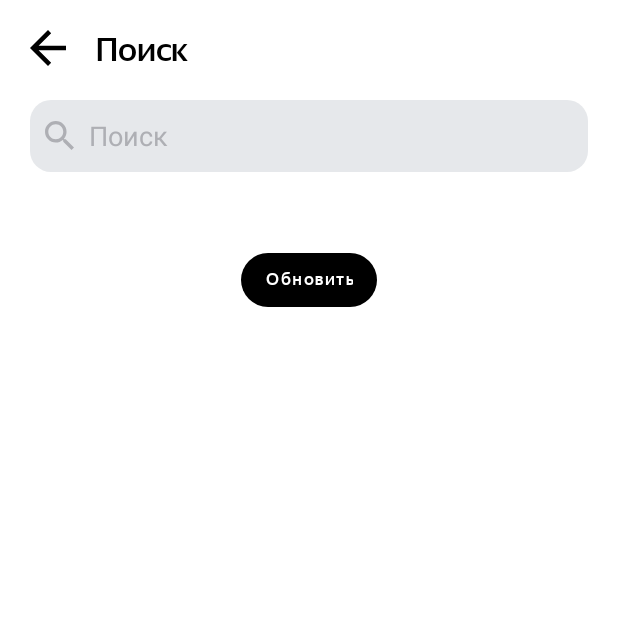
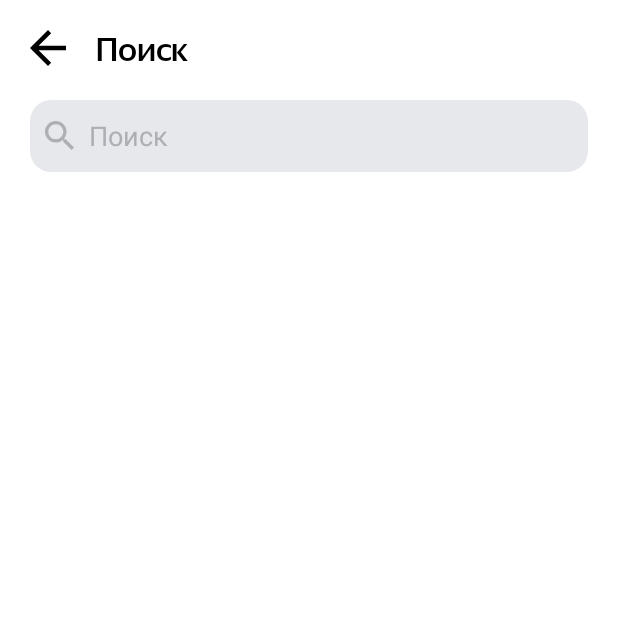
Before and after one commit to johnwaynejr/PlaylistMaker, an Android app: the FindActivity screen opened directly, with no data from a screen before it, on a phone screen of 412 x 824 dp, the top half of it. Run offline under Robolectric (Android 15) with nearby library versions, the phone set to English and light mode, and no system bars; pictures from the network do not load.

Commit message:
Доработал кнопку "Обновить"

```diff
--- a/app/src/main/java/com/hfad/playlistmaker/FindActivity.kt
+++ b/app/src/main/java/com/hfad/playlistmaker/FindActivity.kt
@@ -49,7 +49,7 @@ class FindActivity : AppCompatActivity() {
     private val iTunesService = retrofit.create(iTunesApi::class.java)
 
     private val tracks = ArrayList<Track>()
-    private lateinit var searchButton: Button
+    private lateinit var updButton: Button
     private lateinit var queryInput: EditText
     private lateinit var placeholderMessage: TextView
     private lateinit var trackList: RecyclerView
@@ -69,13 +69,18 @@ class FindActivity : AppCompatActivity() {
         placeholderMessage = findViewById(R.id.placeholderMessage)
         queryInput = findViewById(R.id.et_find)
         trackList = findViewById(R.id.recyclerView)
+        updButton =findViewById(R.id.btnUpdate)
 
-    // Скрываем кнопку очистки поля ввода в строке поиска
-        clearButton.visibility = View.INVISIBLE
+    // Скрываем кнопки
+        clearButton.visibility = View.GONE
+        updButton.visibility = View.GONE
     // Обрабатываем нажатие на кнопку очистки поля ввода
         clearButton.setOnClickListener {
             inputEditText.text.clear()
             trackList.visibility = View.GONE
+            placeholderMessage.visibility=View.GONE
+            imageQueryStatus.visibility=View.GONE
+            updButton.visibility=View.GONE
             hideKeyboard()
         }
     // Инициализация TextWatcher
@@ -108,7 +113,7 @@ class FindActivity : AppCompatActivity() {
         adapter.trackList=tracks
         trackList.layoutManager = LinearLayoutManager(this, LinearLayoutManager.VERTICAL, false)
 
-    //-----ОБРАБОТКА ПОИСКОВОГО ЗАПРОСА-------------------------------------------------------------
+    //-----ОБРАБОТКА ПОИСКОВОГО ЗАПРОСА--------------------------------------------------
         queryInput.setOnEditorActionListener { _, actionId, _ ->
             if (actionId == EditorInfo.IME_ACTION_DONE) {
                 trackList.adapter = adapter
@@ -135,12 +140,14 @@ class FindActivity : AppCompatActivity() {
                                 }
                             } else {
                                 trackList.visibility = View.GONE
+                                updButton.visibility=View.VISIBLE
                                 showQueryPlaceholder(R.drawable.finderror,R.string.something_went_wrong)
                             }
                         }
 
                         override fun onFailure(call: Call<SongResponse>, t: Throwable) {
                             trackList.visibility = View.GONE
+                            updButton.visibility=View.VISIBLE
                             showQueryPlaceholder(R.drawable.nointernet,R.string.no_internet)
                         }
 
```
